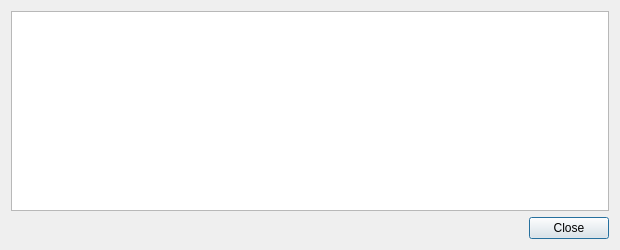
First picture: the form in src/qt/forms/transactiondescdialog.ui, repository VaporumCoin/VaporumOcean-0.7.2, before the edit.
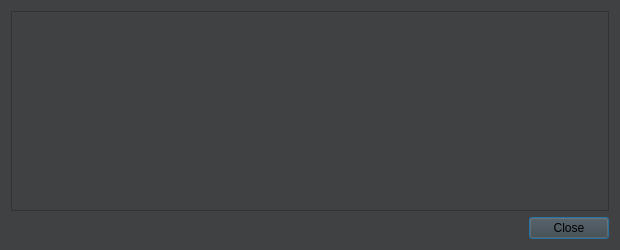
Second picture: the form after the edit.

What changed in the file:
```diff
--- a/src/qt/forms/transactiondescdialog.ui
+++ b/src/qt/forms/transactiondescdialog.ui
@@ -13,6 +13,9 @@
   <property name="windowTitle">
    <string notr="true">Transaction details</string>
   </property>
+  <property name="styleSheet">
+   <string notr="true">background-color: rgb(64, 65, 66);</string>
+  </property>
   <layout class="QVBoxLayout" name="verticalLayout">
    <item>
     <widget class="QTextEdit" name="detailText">
```
